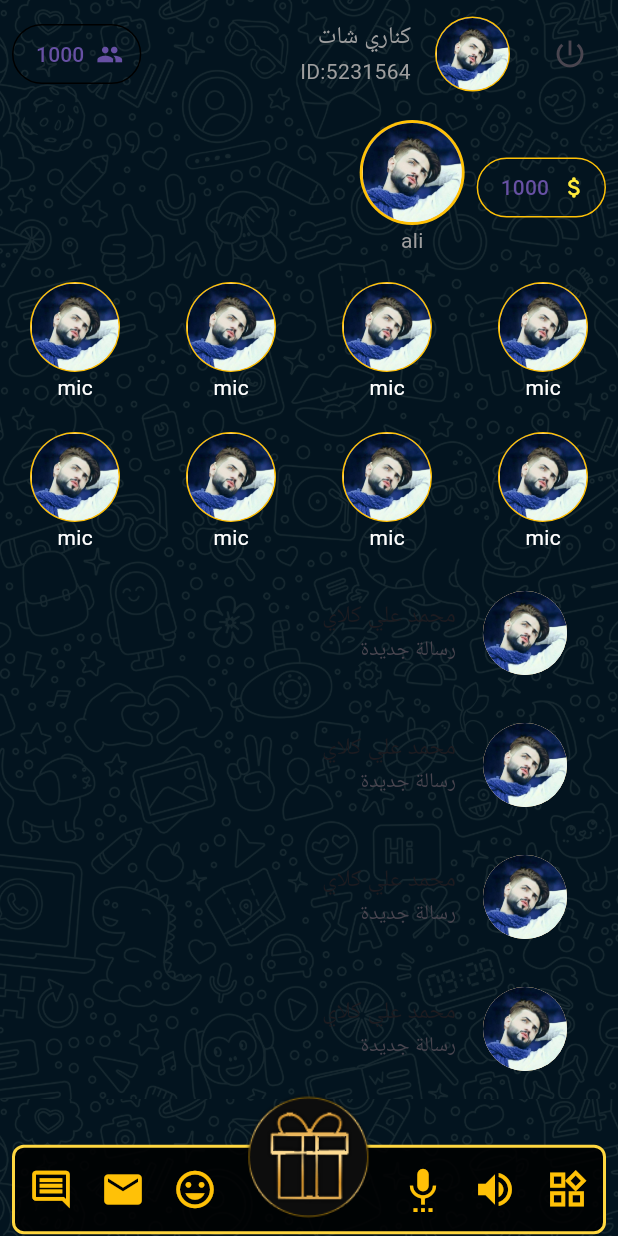
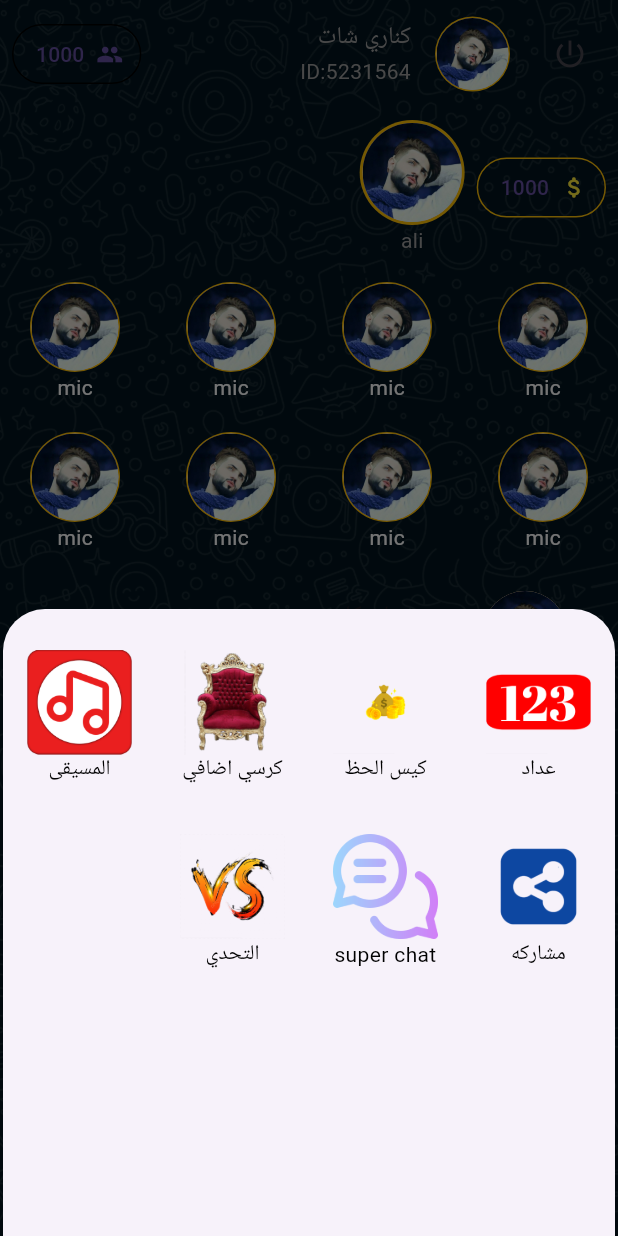
Before and after one commit to HassanMastawii/...can, a Flutter app: the MyRoom screen opened directly, after a tap on the "now widgets" icon, on a phone screen of 412 x 824 dp. Run offline on Flutter 3.47's test engine with Material 2 defaults, Android fonts, the phone set to English and light mode, and no system bars; our stand-ins replace curved_navigation_bar, dartz, flutter_image_slideshow, flutter_screenutil, get_it, google_fonts and 1 more; accounts and stored records are empty.

Commit message:
مجموعه من التغيرات في exstra file

```diff
--- a/lib/app/components/model_bottom_sheet/exstra.dart
+++ b/lib/app/components/model_bottom_sheet/exstra.dart
@@ -1,7 +1,6 @@
-// ignore_for_file: sized_box_for_whitespace
+import 'package:flutter/material.dart';
 
-import 'package:flutter/material.dart';
-import 'package:flutter_screenutil/flutter_screenutil.dart';
+import '../exstra/kisalhath.dart';
 
 class Exstra extends StatefulWidget {
   const Exstra({super.key});
@@ -15,22 +14,79 @@ class _ExstraState extends State<Exstra> {
   Widget build(BuildContext context) {
     return Column(
       children: [
-        SizedBox(
-          height: 11.h,
+        const SizedBox(
+          height: 11,
         ),
         Wrap(
           children: [
-            Container(
-              height: 70,
-              width: 70,
-              child: Image.asset('images/1.png',fit: BoxFit.fill),
-              // decoration: const BoxDecoration(
-              //   image: DecorationImage(image: AssetImage())
-              // ),
-            )
+            getimag(
+              ontap: () {},
+              imag: "adad.png",
+              name: 'عداد',
+            ),
+            getimag(ontap: () {
+                showModalBottomSheet(
+                                context: context,
+                                builder: (context) {
+                                  return const Kisalhath();
+                                });
+            },
+              imag: "kisalhath.png",
+              name: 'كيس الحظ',
+            ),
+            getimag(
+              imag: "m.png",
+              name: 'كرسي اضافي',
+            ),
+            getimag(
+              imag: "myosic.png",
+              name: 'المسيقى',
+            ),
+            getimag(
+              imag: "sher.png",
+              name: 'مشاركه',
+            ),
+            getimag(
+              imag: "superchat.png",
+              name: 'super chat',
+            ),
+            getimag(
+              imag: "vs11.png",
+              name: 'التحدي',
+            ),
           ],
         )
       ],
     );
   }
 }
+
+getimag({
+  required String name,
+  required String imag,
+  void Function()? ontap,
+}) {
+  return Padding(
+    padding: const EdgeInsets.all(16.0),
+    child: InkWell(
+      onTap: ontap,
+      child: Column(
+        children: [
+          SizedBox(
+            height: 70,
+            width: 70,
+            child: Image.asset(
+              "images/exstra/$imag",
+            ),
+          ),
+          Text(
+            name,
+            style: const TextStyle(
+              color: Colors.black,
+            ),
+          ),
+        ],
+      ),
+    ),
+  );
+}
--- a/lib/app/pages/MyRoom.dart/my_room.dart
+++ b/lib/app/pages/MyRoom.dart/my_room.dart
@@ -3,6 +3,7 @@ import 'package:canary_app/app/pages/MyRoom.dart/edit_room.dart';
 import 'package:canary_app/app/pages/MyRoom.dart/mic.dart';
 import 'package:flutter/material.dart';
 import 'package:flutter_screenutil/flutter_screenutil.dart';
+import '../../components/model_bottom_sheet/exstra.dart';
 import '../../components/model_bottom_sheet/geft.dart';
 import '../../components/model_bottom_sheet/imoge.dart';
 import '../../components/model_bottom_sheet/list_chat_privt_inroom.dart';
@@ -195,7 +196,15 @@ class _MyRoomState extends State<MyRoom> {
                               mainAxisAlignment: MainAxisAlignment.center,
                               children: [
                                 IconButton(
-                                    onPressed: () {},
+                                    onPressed: () {
+                                         showModalBottomSheet(
+                                          context: context,
+                                          builder: (context) {
+                                            return SizedBox(
+                                                height: 350.h,
+                                                child: const Exstra());
+                                          });
+                                    },
                                     icon: const Icon(
                                       Icons.now_widgets_outlined,
                                       color: Colors.amber,
--- a/lib/app/pages/MyRoom.dart/praicroom.dart
+++ b/lib/app/pages/MyRoom.dart/praicroom.dart
@@ -4,7 +4,6 @@ import 'package:canary_app/app/pages/MyRoom.dart/praicday.dart';
 import 'package:canary_app/app/pages/MyRoom.dart/praicmonthe.dart';
 import 'package:canary_app/app/widgets/my_button.dart';
 import 'package:flutter/material.dart';
-import 'package:flutter_screenutil/flutter_screenutil.dart';
 
 class Praicroom extends StatefulWidget {
   const Praicroom({Key? key}) : super(key: key);
--- a/pubspec.yaml
+++ b/pubspec.yaml
@@ -75,6 +75,7 @@ flutter:
   assets:
     - images/
     - images/money/
+    - images/exstra/
 
 
   # An image asset can refer to one or more resolution-specific "variants", see
```
Also changed, not shown: lib/app/components/exstra/kisalhath.dart (added, +94 -0 lines), images/2023.svg (deleted), images/exstra/k1.png (added), images/exstra/m.png (renamed from images/m.png), images/exstra/sher.png (renamed from images/sher.png).
